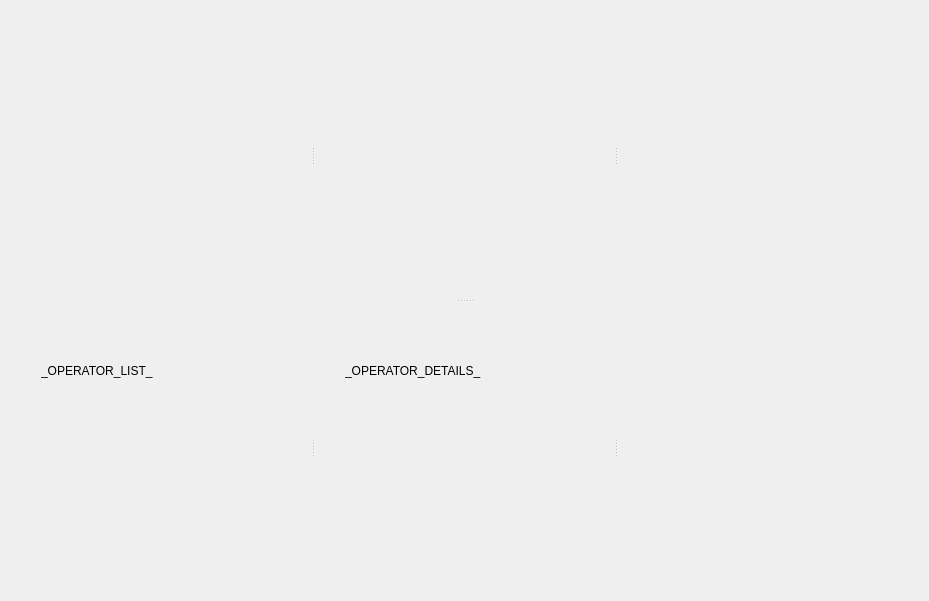
Before: the Qt Designer form src/resources/ui/devwidget.ui in remia/EclairLooks, drawn with Qt 5.
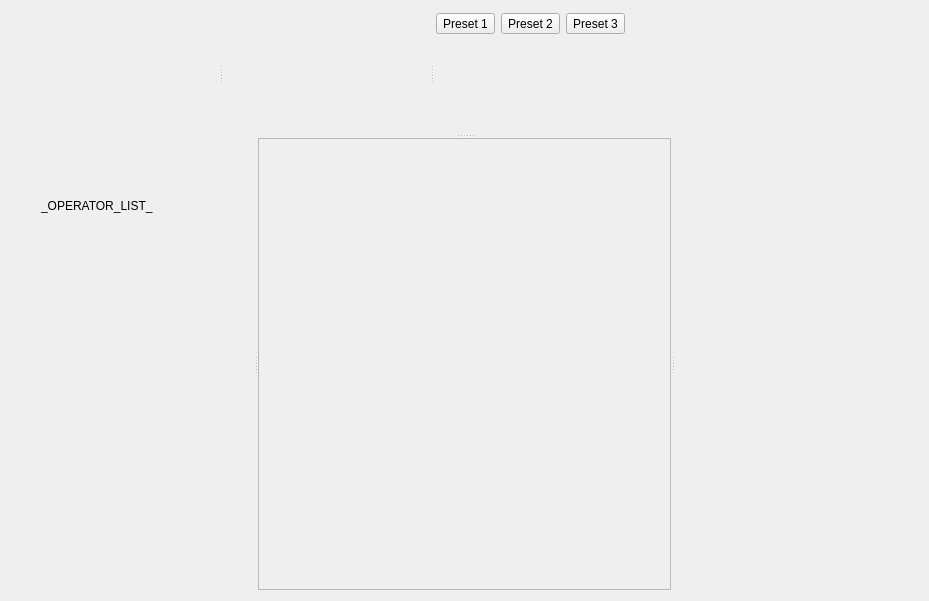
After: the same form once the commit is applied. Custom widgets are drawn as their Qt base class.

Commit message: Initial Operator Detail View implementation

What changed in the file:
```diff
--- a/src/resources/ui/devwidget.ui
+++ b/src/resources/ui/devwidget.ui
@@ -23,9 +23,88 @@
       <property name="orientation">
        <enum>Qt::Horizontal</enum>
       </property>
-      <widget class="QWidget" name="lookWidget" native="true"/>
+      <widget class="QWidget" name="lookWidget" native="true">
+       <widget class="QLabel" name="label_3">
+        <property name="geometry">
+         <rect>
+          <x>100</x>
+          <y>130</y>
+          <width>60</width>
+          <height>16</height>
+         </rect>
+        </property>
+        <property name="text">
+         <string>_LOOK_LIST_</string>
+        </property>
+       </widget>
+      </widget>
       <widget class="TransformationListWidget" name="pipelineWidget" native="true"/>
-      <widget class="ImageWidget" name="imageWidget" native="true"/>
+      <widget class="QWidget" name="vLayout" native="true">
+       <layout class="QVBoxLayout" name="verticalLayout_2">
+        <item>
+         <widget class="QWidget" name="presetWidget" native="true">
+          <layout class="QHBoxLayout" name="horizontalLayout">
+           <property name="leftMargin">
+            <number>2</number>
+           </property>
+           <property name="topMargin">
+            <number>2</number>
+           </property>
+           <property name="rightMargin">
+            <number>2</number>
+           </property>
+           <property name="bottomMargin">
+            <number>2</number>
+           </property>
+           <item>
+            <widget class="QToolButton" name="toolButton_3">
+             <property name="text">
+              <string>Preset 1</string>
+             </property>
+            </widget>
+           </item>
+           <item>
+            <widget class="QToolButton" name="toolButton_2">
+             <property name="text">
+              <string>Preset 2</string>
+             </property>
+            </widget>
+           </item>
+           <item>
+            <widget class="QToolButton" name="toolButton">
+             <property name="text">
+              <string>Preset 3</string>
+             </property>
+            </widget>
+           </item>
+           <item>
+            <spacer name="horizontalSpacer">
+             <property name="orientation">
+              <enum>Qt::Horizontal</enum>
+             </property>
+             <property name="sizeHint" stdset="0">
+              <size>
+               <width>40</width>
+               <height>20</height>
+              </size>
+             </property>
+            </spacer>
+           </item>
+          </layout>
+         </widget>
+        </item>
+        <item>
+         <widget class="ImageWidget" name="imageWidget" native="true">
+          <property name="sizePolicy">
+           <sizepolicy hsizetype="Preferred" vsizetype="Expanding">
+            <horstretch>0</horstretch>
+            <verstretch>0</verstretch>
+           </sizepolicy>
+          </property>
+         </widget>
+        </item>
+       </layout>
+      </widget>
      </widget>
      <widget class="QSplitter" name="hSplitterBottom">
       <property name="orientation">
@@ -46,21 +125,7 @@
         </property>
        </widget>
       </widget>
-      <widget class="QWidget" name="widget_4" native="true">
-       <widget class="QLabel" name="label">
-        <property name="geometry">
-         <rect>
-          <x>30</x>
-          <y>60</y>
-          <width>140</width>
-          <height>16</height>
-         </rect>
-        </property>
-        <property name="text">
-         <string>_OPERATOR_DETAILS_</string>
-        </property>
-       </widget>
-      </widget>
+      <widget class="QScrollArea" name="operatorDetailWidget" native="true"/>
       <widget class="WaveformWidget" name="waveformWidget" native="true"/>
      </widget>
     </widget>
```
The commit also changes 9 other files.
